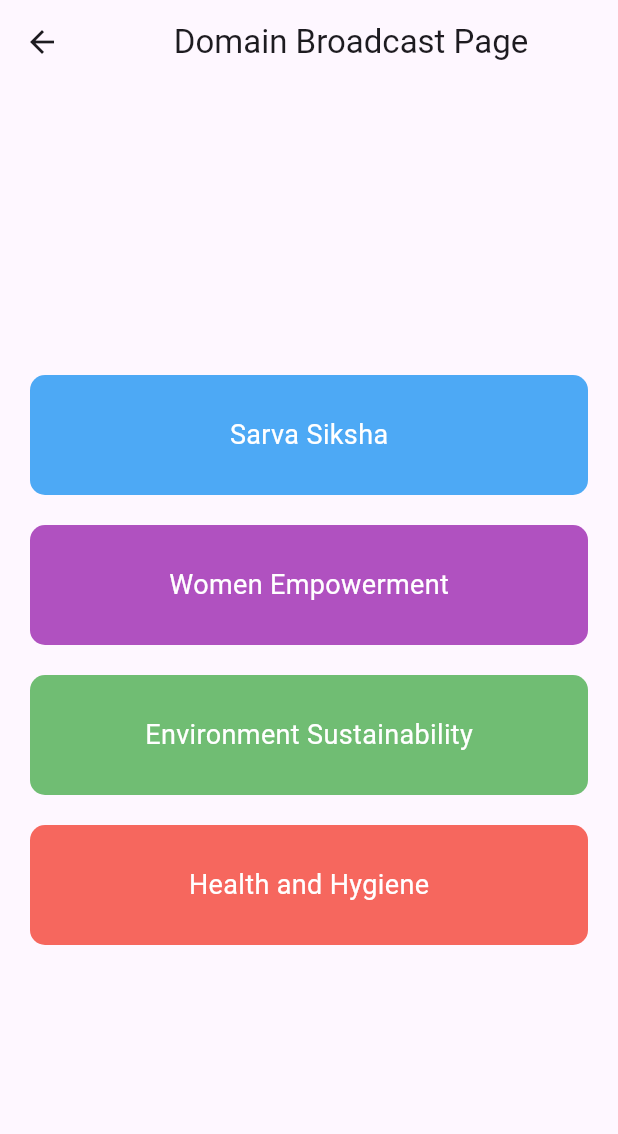
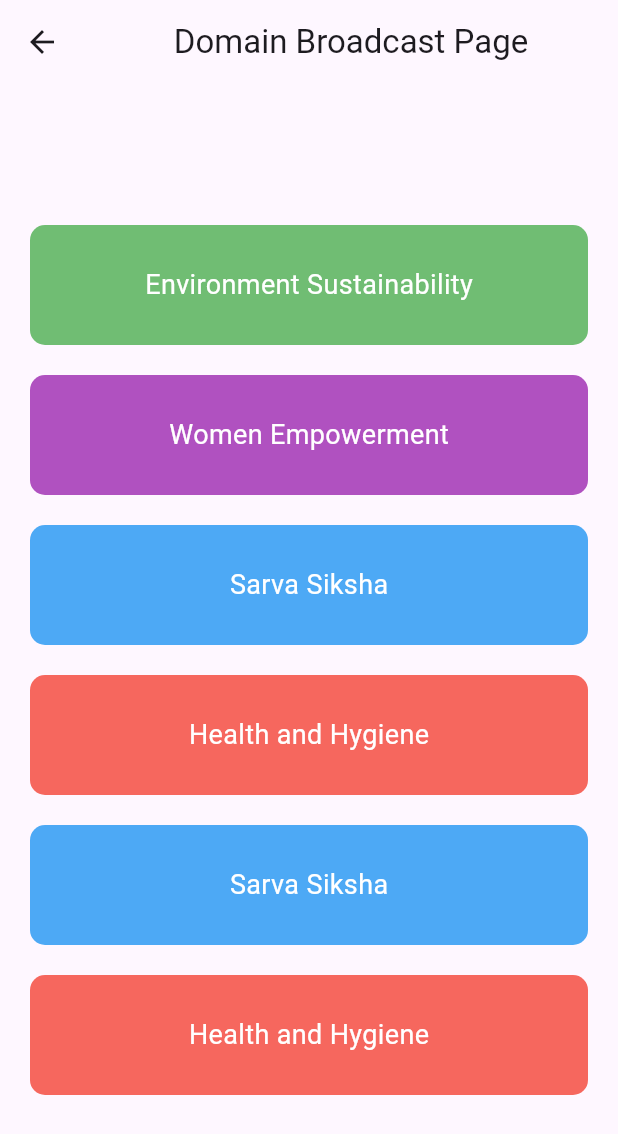
Before and after one commit to Asmitbv21/bharatsocials, a Flutter app: the GroupsScreen screen opened directly, on a phone screen of 412 x 824 dp. Shown: the top 1134 px of the screen. Run offline on Flutter 3.47's test engine with Material 3 defaults, Android fonts, the phone set to English and light mode, and no system bars.

Commit message:
Made tons of changes: 1)made template for chat and list of broadcast groups 2)made it so that the template fills the data that it gets, till no data it has placeholders 3) made user management(keyboard accessability) 4) made chat box better

```diff
--- a/analysis_options.yaml
+++ b/analysis_options.yaml
@@ -7,6 +7,9 @@
 
 # The following line activates a set of recommended lints for Flutter apps,
 # packages, and plugins designed to encourage good coding practices.
+analyzer:
+  errors:
+    prefer_const_constructors: ignore
 include: package:flutter_lints/flutter.yaml
 
 linter:
--- a/lib/screens/groups.dart
+++ b/lib/screens/groups.dart
@@ -1,112 +1,109 @@
 import 'package:flutter/material.dart';
-import 'package:bharatsocials/broadcasts/env_chat.dart';
-import 'package:bharatsocials/broadcasts/wmnemp_chat.dart';
-import 'package:bharatsocials/broadcasts/siksha_chat.dart';
-import 'package:bharatsocials/broadcasts/healthHyg_chat.dart';
+import 'package:bharatsocials/broadcasts/pages/domain-chat-temp.dart';
 
 class GroupsScreen extends StatelessWidget {
   const GroupsScreen({super.key});
 
   @override
   Widget build(BuildContext context) {
+    List<Domain> domains = [
+      Domain(
+        id: 'env',
+        name: 'Environment Sustainability',
+        color: Colors.green,
+      ),
+      Domain(
+        id: 'wmnemp',
+        name: 'Women Empowerment',
+        color: Colors.purple,
+      ),
+      Domain(
+        id: 'siksha',
+        name: 'Sarva Siksha',
+        color: Colors.blue,
+      ),
+      Domain(
+        id: 'healthHyg',
+        name: 'Health and Hygiene',
+        color: Colors.red,
+      ),
+      Domain(
+        id: 'siksha',
+        name: 'Sarva Siksha',
+        color: Colors.blue,
+      ),
+      Domain(
+        id: 'healthHyg',
+        name: 'Health and Hygiene',
+        color: Colors.red,
+      ),
+    ];
+
     return Scaffold(
       appBar: AppBar(
         title: const Center(child: Text('Domain Broadcast Page')),
       ),
       body: Center(
+        child: SingleChildScrollView(
           child: Column(
             mainAxisAlignment: MainAxisAlignment.center,
-          children: <Widget>[
-            InkWell(
+            children: domains
+                .map((domain) => DomainCard(
+                      domain: domain,
                       onTap: () {
                         Navigator.push(
                           context,
-                  MaterialPageRoute(builder: (context) => const EnvChat()),
+                          MaterialPageRoute(
+                              builder: (context) => DomainChat(
+                                    domainId: 'domainId',
+                                    isVolunteer: false,
+                                  ) //if value is true then keyboard is disabled
+
+                              ),
                         );
                       },
-              child: Container(
-                width: double.infinity, // Changed to double.infinity
-                height: 80,
-                margin: const EdgeInsets.symmetric(horizontal: 20), // Added margin
-                decoration: BoxDecoration(
-                  color: Colors.blue.withOpacity(0.8), // Reduced opacity
-                  borderRadius: BorderRadius.circular(10),
+                    ))
+                .toList(),
           ),
-                child: const Center(
-                  child: Text('Sarva Siksha',
-                      style: TextStyle(fontSize: 18, color: Colors.white)),
-                ),
-              ),
-            ),
-            const SizedBox(height: 20),
-            InkWell(
-              onTap: () {
-                Navigator.push(
-                  context,
-                  MaterialPageRoute(builder: (context) => const WmnEmpChat()),
-                );
-              },
-              child: Container(
-                width: double.infinity, // Changed to double.infinity
-                height: 80,
-                margin: const EdgeInsets.symmetric(horizontal: 20), // Added margin
-                decoration: BoxDecoration(
-                  color: Colors.purple.withOpacity(0.8), // Reduced opacity
-                  borderRadius: BorderRadius.circular(10),
-                ),
-                child: const Center(
-                  child: Text('Women Empowerment',
-                      style: TextStyle(fontSize: 18, color: Colors.white)),
-                ),
-              ),
-            ),
-            const SizedBox(height: 20),
-            InkWell(
-              onTap: () {
-                Navigator.push(
-                  context,
-                  MaterialPageRoute(builder: (context) => const SikshaChat()),
-                );
-              },
-              child: Container(
-                width: double.infinity, // Changed to double.infinity
-                height: 80,
-                margin: const EdgeInsets.symmetric(horizontal: 20), // Added margin
-                decoration: BoxDecoration(
-                  color: Colors.green.withOpacity(0.8), // Reduced opacity
-                  borderRadius: BorderRadius.circular(10),
-                ),
-                child: const Center(
-                  child: Text('Environment Sustainability',
-                      style: TextStyle(fontSize: 18, color: Colors.white)),
-                ),
-              ),
-            ),
-            const SizedBox(height: 20),
-            InkWell(
-              onTap: () {
-                Navigator.push(
-                  context,
-                  MaterialPageRoute(builder: (context) => const HealthHygChat()),
-                );
-              },
-              child: Container(
-                width: double.infinity, // Changed to double.infinity
-                height: 80,
-                margin: const EdgeInsets.symmetric(horizontal: 20), // Added margin
-                decoration: BoxDecoration(
-                  color: Colors.red.withOpacity(0.8), // Reduced opacity
-                  borderRadius: BorderRadius.circular(10),
-                ),
-                child: const Center(
-                  child: Text('Health and Hygiene',
-                      style: TextStyle(fontSize: 18, color: Colors.white)),
-                ),
-              ),
-            ),
-          ],
         ),
       ),
     );
   }
 }
+
+class DomainCard extends StatelessWidget {
+  final Domain domain;
+  final VoidCallback onTap;
+
+  const DomainCard({super.key, required this.domain, required this.onTap});
+
+  @override
+  Widget build(BuildContext context) {
+    return InkWell(
+      onTap: onTap,
+      child: Container(
+        width: double.infinity,
+        height: 80,
+        margin: const EdgeInsets.symmetric(horizontal: 20, vertical: 10),
+        decoration: BoxDecoration(
+          color: domain.color.withOpacity(0.8),
+          borderRadius: BorderRadius.circular(10),
+        ),
+        child: Center(
+          child: Text(
+            domain.name,
+            style: const TextStyle(fontSize: 18, color: Colors.white),
+          ),
+        ),
+      ),
+    );
+  }
+}
+
+class Domain {
+  final String id;
+  final String name;
+  final Color color;
+
+  Domain({required this.id, required this.name, required this.color});
+}
```
Also changed, not shown: lib/broadcasts/env_chat.dart (deleted, +0 -51 lines), lib/broadcasts/healthHyg_chat.dart (deleted, +0 -51 lines), lib/broadcasts/pages/domain-chat-temp.dart (added, +249 -0 lines), lib/broadcasts/siksha_chat.dart (deleted, +0 -51 lines), lib/broadcasts/wmnemp_chat.dart (deleted, +0 -51 lines). Lines whose indentation alone changed are shown as unchanged.
